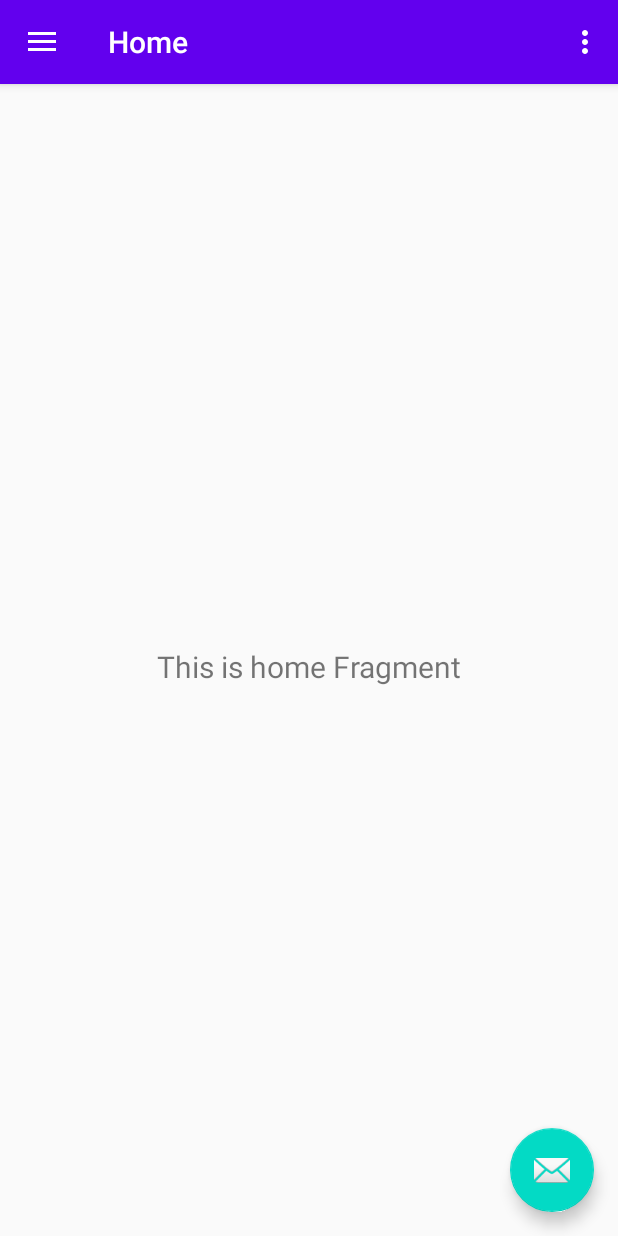
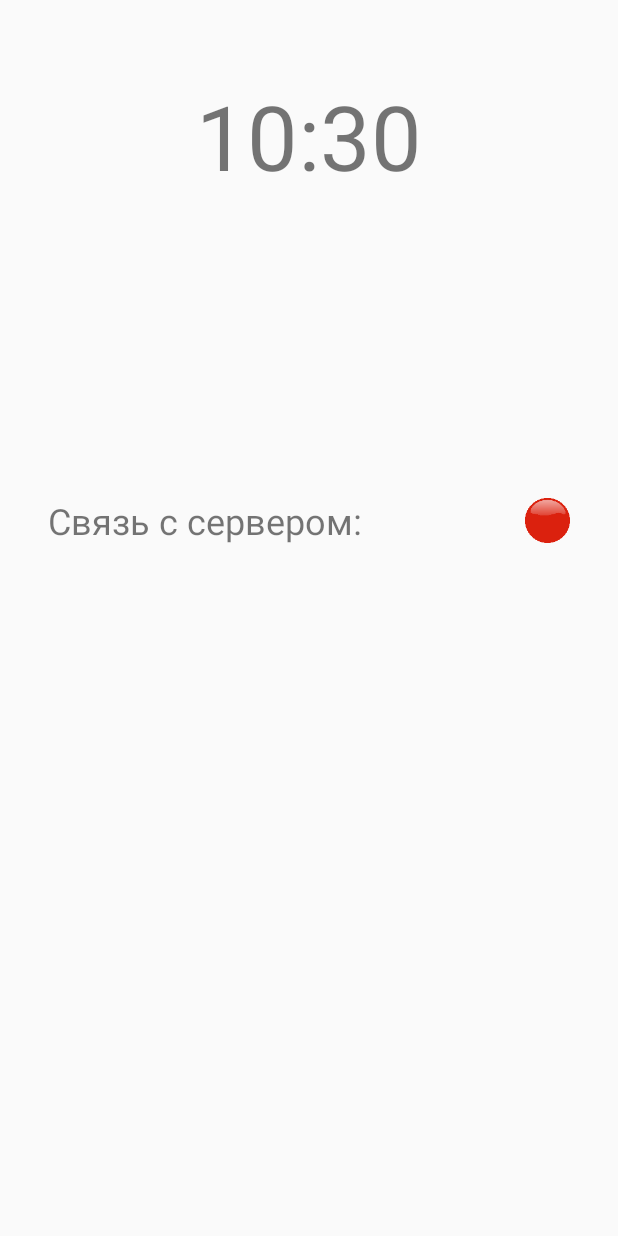
Before and after one commit to AntonButov/fitness, an Android app: the screen it shows after launch (MainActivity), on a phone screen of 412 x 824 dp. Run offline under Robolectric (Android 15) with nearby library versions, the phone set to English and light mode, and no system bars; our stand-ins replace navigation-ui; pictures from the network do not load.

Commit message:
Перенес запросы во вью модель.

```diff
--- a/app/build.gradle
+++ b/app/build.gradle
@@ -58,5 +58,9 @@ dependencies {
     implementation 'com.squareup.retrofit2:converter-gson:2.9.0'
     implementation 'com.squareup.okhttp3:logging-interceptor:4.9.0'
 
-  //  implementation 'ru.gildor.coroutines:kotlin-coroutines-retrofit:1.1.0'
+    implementation 'com.github.bumptech.glide:glide:4.11.0'
+    annotationProcessor 'com.github.bumptech.glide:compiler:4.11.0'
+
+    implementation 'androidx.lifecycle:lifecycle-runtime-ktx:2.2.0-alpha01'
+
 }
--- a/app/src/main/AndroidManifest.xml
+++ b/app/src/main/AndroidManifest.xml
@@ -11,6 +11,7 @@
         android:theme="@style/AppTheme">
         <activity
             android:name=".MainActivity"
+            android:screenOrientation="portrait"
             android:label="@string/app_name"
             android:theme="@style/AppTheme.NoActionBar">
             <intent-filter>
--- a/app/src/main/java/pro/butovanton/fitnes2/MainActivity.kt
+++ b/app/src/main/java/pro/butovanton/fitnes2/MainActivity.kt
@@ -13,6 +13,16 @@ import androidx.navigation.ui.setupWithNavController
 import androidx.drawerlayout.widget.DrawerLayout
 import androidx.appcompat.app.AppCompatActivity
 import androidx.appcompat.widget.Toolbar
+import kotlinx.android.synthetic.main.fragment_home.*
+import kotlinx.coroutines.Dispatchers
+import kotlinx.coroutines.GlobalScope
+import kotlinx.coroutines.channels.ticker
+import kotlinx.coroutines.delay
+import kotlinx.coroutines.launch
+import java.text.SimpleDateFormat
+import java.time.LocalDateTime
+import java.util.*
+import java.util.concurrent.TimeUnit
 
 class MainActivity : AppCompatActivity() {
 
@@ -21,33 +31,29 @@ class MainActivity : AppCompatActivity() {
     override fun onCreate(savedInstanceState: Bundle?) {
         super.onCreate(savedInstanceState)
         setContentView(R.layout.activity_main)
-        val toolbar: Toolbar = findViewById(R.id.toolbar)
-        setSupportActionBar(toolbar)
+   //     val toolbar: Toolbar = findViewById(R.id.toolbar)
+       // setSupportActionBar(toolbar)
 
-        val fab: FloatingActionButton = findViewById(R.id.fab)
-        fab.setOnClickListener { view ->
-            Snackbar.make(view, "Replace with your own action", Snackbar.LENGTH_LONG)
-                    .setAction("Action", null).show()
-        }
-        val drawerLayout: DrawerLayout = findViewById(R.id.drawer_layout)
-        val navView: NavigationView = findViewById(R.id.nav_view)
-        val navController = findNavController(R.id.nav_host_fragment)
-        // Passing each menu ID as a set of Ids because each
-        // menu should be considered as top level destinations.
-        appBarConfiguration = AppBarConfiguration(setOf(
-                R.id.nav_home, R.id.nav_gallery, R.id.nav_slideshow), drawerLayout)
-        setupActionBarWithNavController(navController, appBarConfiguration)
-        navView.setupWithNavController(navController)
+  //      val drawerLayout: DrawerLayout = findViewById(R.id.drawer_layout)
+ //       val navView: NavigationView = findViewById(R.id.nav_view)
+ //       val navController = findNavController(R.id.nav_host_fragment)
+ //       appBarConfiguration = AppBarConfiguration(setOf(
+ //               R.id.nav_home, R.id.nav_gallery, R.id.nav_slideshow), drawerLayout)
+ //       setupActionBarWithNavController(navController, appBarConfiguration)
+ //       navView.setupWithNavController(navController)
+
     }
-
+/*
     override fun onCreateOptionsMenu(menu: Menu): Boolean {
         // Inflate the menu; this adds items to the action bar if it is present.
         menuInflater.inflate(R.menu.main, menu)
         return true
     }
 
-    override fun onSupportNavigateUp(): Boolean {
-        val navController = findNavController(R.id.nav_host_fragment)
-        return navController.navigateUp(appBarConfiguration) || super.onSupportNavigateUp()
-    }
+ */
+
+  //  override fun onSupportNavigateUp(): Boolean {
+ //       val navController = findNavController(R.id.nav_host_fragment)
+  //      return navController.navigateUp(appBarConfiguration) || super.onSupportNavigateUp()
+//    }
 }
--- a/app/src/main/java/pro/butovanton/fitnes2/ui/home/HomeFragment.kt
+++ b/app/src/main/java/pro/butovanton/fitnes2/ui/home/HomeFragment.kt
@@ -1,31 +1,65 @@
 package pro.butovanton.fitnes2.ui.home
 
 import android.os.Bundle
+import android.util.Log
 import android.view.LayoutInflater
 import android.view.View
 import android.view.ViewGroup
 import android.widget.TextView
 import androidx.fragment.app.Fragment
+import androidx.lifecycle.Lifecycle
 import androidx.lifecycle.Observer
 import androidx.lifecycle.ViewModelProviders
+import androidx.lifecycle.lifecycleScope
+import com.bumptech.glide.Glide
+import kotlinx.android.synthetic.main.fragment_home.*
+import kotlinx.coroutines.*
+import kotlinx.coroutines.flow.collect
+import kotlinx.coroutines.flow.onEach
 import pro.butovanton.fitnes2.R
+import java.text.SimpleDateFormat
+import java.util.*
 
 class HomeFragment : Fragment() {
 
-    private lateinit var homeViewModel: HomeViewModel
+    private lateinit var model: HomeViewModel
+    private lateinit var timerTV : TextView
 
+    @InternalCoroutinesApi
     override fun onCreateView(
             inflater: LayoutInflater,
             container: ViewGroup?,
             savedInstanceState: Bundle?
     ): View? {
-        homeViewModel =
+        model =
                 ViewModelProviders.of(this).get(HomeViewModel::class.java)
+
         val root = inflater.inflate(R.layout.fragment_home, container, false)
-        val textView: TextView = root.findViewById(R.id.text_home)
-        homeViewModel.text.observe(viewLifecycleOwner, Observer {
-            textView.text = it
-        })
+
+            timerTV = root.findViewById(R.id.timerTV)
+            lifecycleScope.launchWhenCreated {
+                while (true) {
+                    val sdf = SimpleDateFormat("HH:mm")
+                    val currentDate = sdf.format(Date())
+                    timerTV.text = currentDate
+                    delay(1000)
+                }
+            }
+
+            lifecycleScope.launchWhenCreated {
+                model.serverAvial().collect {  serverAvial ->
+                    var imageServerAvial = 0
+                    if (serverAvial)
+                        imageServerAvial = R.drawable.greencircle
+                    else
+                        imageServerAvial = R.drawable.redcircle
+                    Glide
+                        .with(this@HomeFragment)
+                        .load(imageServerAvial)
+                        .into(serverAvialIV);
+                }
+        }
+
         return root
     }
 }
--- a/app/src/main/java/pro/butovanton/fitnes2/ui/home/HomeViewModel.kt
+++ b/app/src/main/java/pro/butovanton/fitnes2/ui/home/HomeViewModel.kt
@@ -1,13 +1,36 @@
 package pro.butovanton.fitnes2.ui.home
 
-import androidx.lifecycle.LiveData
-import androidx.lifecycle.MutableLiveData
 import androidx.lifecycle.ViewModel
+import com.bumptech.glide.Glide
+import kotlinx.android.synthetic.main.fragment_home.*
+import kotlinx.coroutines.delay
+import kotlinx.coroutines.flow.Flow
+import kotlinx.coroutines.flow.flow
+import pro.butovanton.fitnes2.InjectorUtils
+import pro.butovanton.fitnes2.R
+import pro.butovanton.fitnes2.net.responses.AlertResponse
+import pro.butovanton.fitness.net.JSONPlaceHolderApi
 
 class HomeViewModel : ViewModel() {
 
-    private val _text = MutableLiveData<String>().apply {
-        value = "This is home Fragment"
+    val api = InjectorUtils.provideApi()
+
+    fun serverAvial() : Flow<Boolean> = flow  {
+        while (true) {
+            val serverAvial = getServerAvial()
+            println("Сервер доступен = " + serverAvial)
+            emit(serverAvial)
+            delay(60000)
+        }
     }
-    val text: LiveData<String> = _text
+
+    private suspend fun getServerAvial(): Boolean {
+        try {
+            val response = api.alert(JSONPlaceHolderApi.GUID)
+            return true
+        }
+        catch (t: Throwable) {
+            return false
+        }
+    }
 }
--- a/app/src/main/res/layout/app_bar_main.xml
+++ b/app/src/main/res/layout/app_bar_main.xml
@@ -16,18 +16,11 @@
             android:layout_width="match_parent"
             android:layout_height="?attr/actionBarSize"
             android:background="?attr/colorPrimary"
+            android:visibility="gone"
             app:popupTheme="@style/AppTheme.PopupOverlay" />
 
     </com.google.android.material.appbar.AppBarLayout>
 
     <include layout="@layout/content_main" />
 
-    <com.google.android.material.floatingactionbutton.FloatingActionButton
-        android:id="@+id/fab"
-        android:layout_width="wrap_content"
-        android:layout_height="wrap_content"
-        android:layout_gravity="bottom|end"
-        android:layout_margin="@dimen/fab_margin"
-        app:srcCompat="@android:drawable/ic_dialog_email" />
-
 </androidx.coordinatorlayout.widget.CoordinatorLayout>
--- a/app/src/main/res/layout/fragment_home.xml
+++ b/app/src/main/res/layout/fragment_home.xml
@@ -7,16 +7,39 @@
     tools:context=".ui.home.HomeFragment">
 
     <TextView
-        android:id="@+id/text_home"
-        android:layout_width="match_parent"
+        android:id="@+id/timerTV"
+        android:layout_width="wrap_content"
         android:layout_height="wrap_content"
         android:layout_marginStart="8dp"
-        android:layout_marginTop="8dp"
+        android:layout_marginTop="50dp"
         android:layout_marginEnd="8dp"
         android:textAlignment="center"
-        android:textSize="20sp"
-        app:layout_constraintBottom_toBottomOf="parent"
+        android:textSize="60dp"
         app:layout_constraintEnd_toEndOf="parent"
         app:layout_constraintStart_toStartOf="parent"
         app:layout_constraintTop_toTopOf="parent" />
+
+    <TextView
+        android:id="@+id/textViewServerAvial"
+        android:layout_width="wrap_content"
+        android:layout_height="wrap_content"
+        android:layout_marginStart="32dp"
+        android:layout_marginLeft="32dp"
+        android:layout_marginTop="200dp"
+        android:text="Связь с сервером: "
+        android:textSize="24dp"
+        app:layout_constraintStart_toStartOf="parent"
+        app:layout_constraintTop_toBottomOf="@+id/timerTV" />
+
+    <ImageView
+        android:id="@+id/serverAvialIV"
+        android:layout_width="30dp"
+        android:layout_height="30dp"
+        android:layout_marginEnd="32dp"
+        android:layout_marginRight="32dp"
+        app:layout_constraintBottom_toBottomOf="@+id/textViewServerAvial"
+        app:layout_constraintEnd_toEndOf="parent"
+        app:layout_constraintTop_toTopOf="@+id/textViewServerAvial"
+        />
+
 </androidx.constraintlayout.widget.ConstraintLayout>
--- a/app/src/main/res/values/colors.xml
+++ b/app/src/main/res/values/colors.xml
@@ -3,4 +3,5 @@
     <color name="colorPrimary">#6200EE</color>
     <color name="colorPrimaryDark">#3700B3</color>
     <color name="colorAccent">#03DAC5</color>
+    <color name="colorWhite">#FFFFFF</color>
 </resources>
```
Also changed, not shown: app/src/main/res/drawable/greencircle.png (added), app/src/main/res/drawable/redcircle.png (added).
